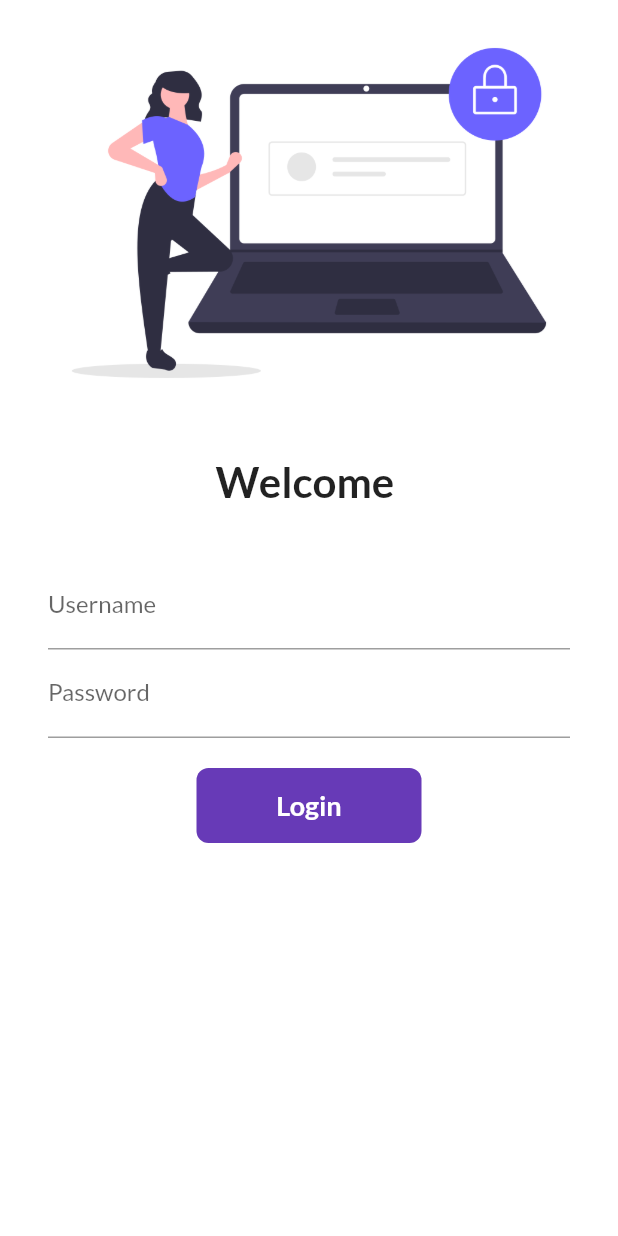
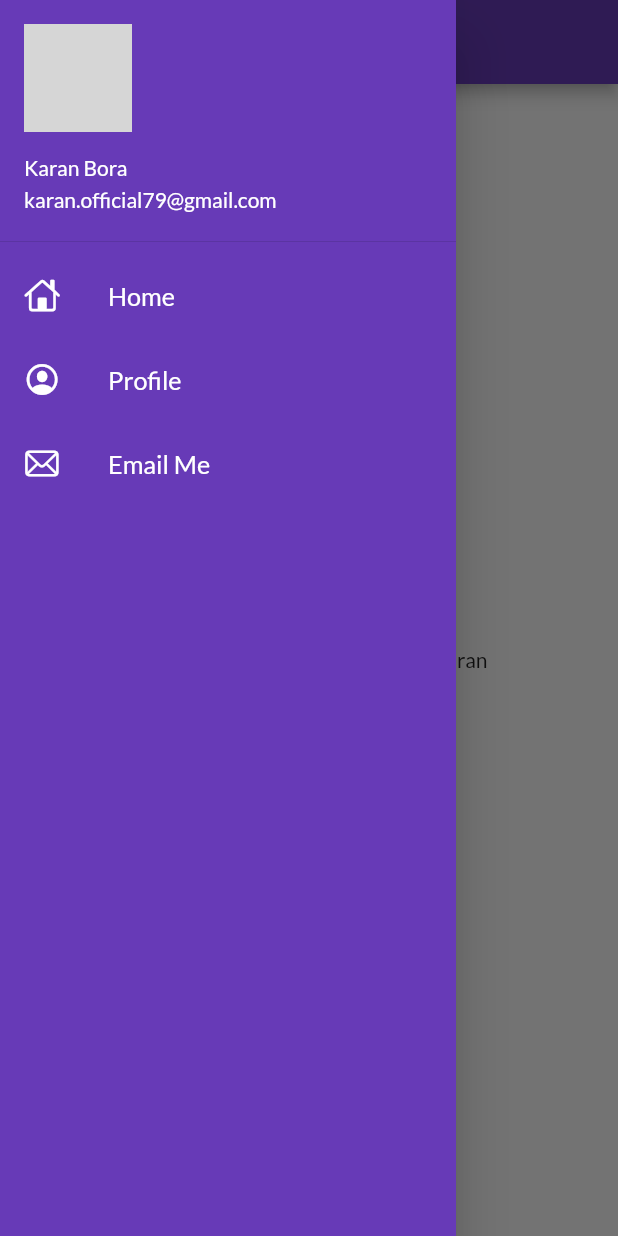
Before and after one commit to karanbora79/30daysofFlutter, a Flutter app: the screen it shows after launch, with the side drawer open (before the commit the screen has no drawer), on a phone screen of 412 x 824 dp. Run offline on Flutter 3.47's test engine with Material 2 defaults, Android fonts, the phone set to English and light mode, and no system bars; our stand-ins replace google_fonts; network calls fail; grey boxes are pictures that could not be loaded.

Commit message:
day 9 completed

```diff
--- a/lib/main.dart
+++ b/lib/main.dart
@@ -32,7 +32,8 @@ class MyApp extends StatelessWidget {
         brightness: Brightness.dark,
         primarySwatch: Colors.deepPurple,
       ),
-      initialRoute: "/", // by default its value is home
+      debugShowCheckedModeBanner: false,
+      initialRoute: MyRoutes.homeRoute, // by default its value is home
       routes: {
         "/": (context) => LoginPage(),
         MyRoutes.homeRoute: (context) => HomePage(),
--- a/lib/pages/home_page.dart
+++ b/lib/pages/home_page.dart
@@ -1,4 +1,5 @@
 import 'package:flutter/material.dart';
+import 'package:flutter_catalogue/widgets/drawer.dart';
 
 class HomePage extends StatelessWidget {
   final int days = 30;
@@ -16,7 +17,7 @@ class HomePage extends StatelessWidget {
           child: Text("Welcome to $days days of flutter by $name"),
         ),
       ),
-      drawer: Drawer(),
+      drawer: MyDrawer(),
     );
   }
 }
--- /dev/null
+++ b/lib/widgets/drawer.dart
@@ -0,0 +1,68 @@
+import 'package:flutter/cupertino.dart';
+import 'package:flutter/material.dart';
+
+class MyDrawer extends StatelessWidget {
+  const MyDrawer({super.key});
+
+  @override
+  Widget build(BuildContext context) {
+    final imageUrl =
+        "https://ichef.bbci.co.uk/news/976/cpsprodpb/7727/production/_103330503_musk3.jpg";
+    return Drawer(
+      child: Container(
+        color: Colors.deepPurple,
+        child: ListView(padding: EdgeInsets.zero, children: [
+          DrawerHeader(
+              padding: EdgeInsets.zero,
+              child: UserAccountsDrawerHeader(
+                  margin: EdgeInsets.zero,
+                  accountName: Text(
+                    "Karan Bora",
+                    style: TextStyle(color: Colors.white),
+                  ),
+                  accountEmail: Text(
+                    "karan.official79@gmail.com",
+                    style: TextStyle(color: Colors.white),
+                  ),
+                  currentAccountPicture: CircleAvatar(
+                    backgroundImage: NetworkImage(imageUrl),
+                  ) //Image.network(imageUrl),
+                  )),
+          ListTile(
+            leading: Icon(
+              CupertinoIcons.home,
+              color: Colors.white,
+            ),
+            title: Text(
+              "Home",
+              textScaleFactor: 1.2,
+              style: TextStyle(color: Colors.white),
+            ),
+          ),
+          ListTile(
+            leading: Icon(
+              CupertinoIcons.profile_circled,
+              color: Colors.white,
+            ),
+            title: Text(
+              "Profile",
+              textScaleFactor: 1.2,
+              style: TextStyle(color: Colors.white),
+            ),
+          ),
+          ListTile(
+            leading: Icon(
+              CupertinoIcons.mail,
+              color: Colors.white,
+            ),
+            title: Text(
+              "Email Me",
+              textScaleFactor: 1.2,
+              style: TextStyle(color: Colors.white),
+            ),
+          )
+        ]),
+      ),
+    );
+  }
+}
```
